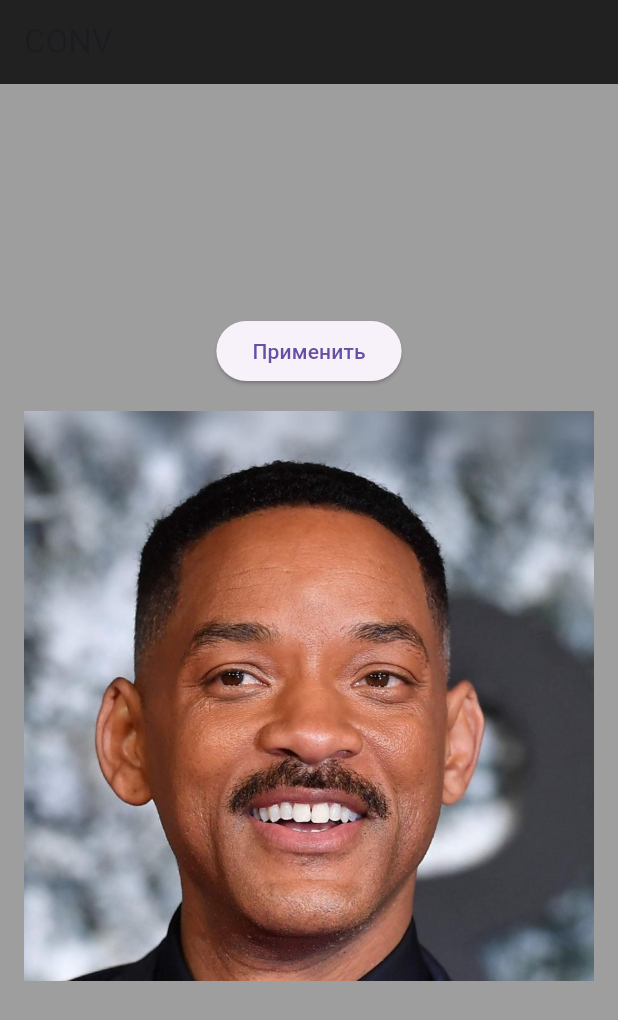
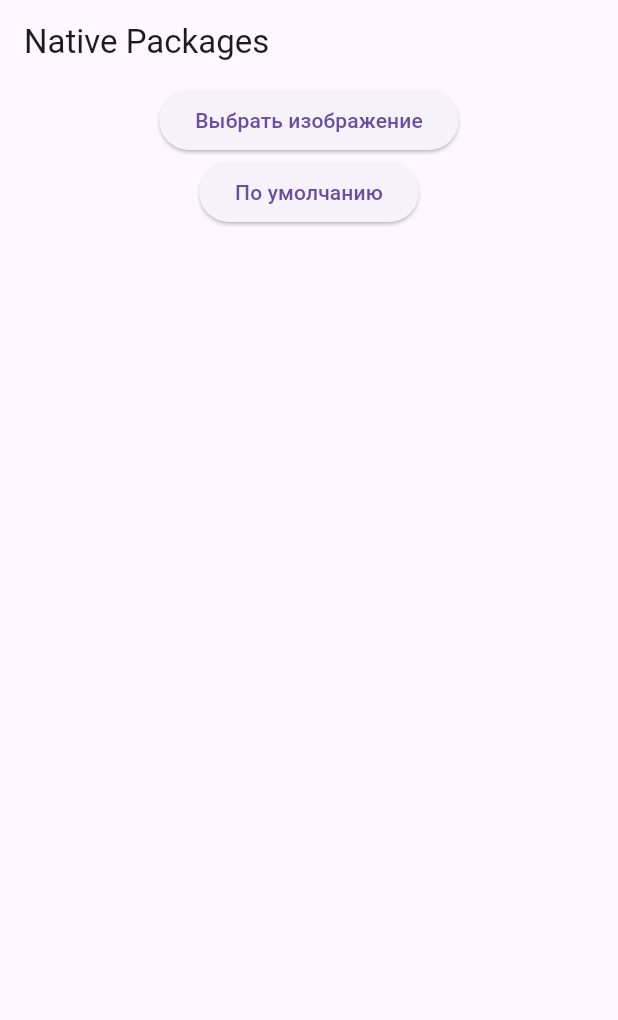
Before and after one commit to wintriplains453/snapfo_app, a Flutter app: the screen it shows after launch, on a phone screen of 412 x 824 dp. Shown: the top 1020 px of the screen. Run offline on Flutter 3.47's test engine with Material 3 defaults, Android fonts, the light colour scheme and no system bars; our stand-ins replace image_picker; missing offline and left inert: opencv_dart.

Commit message:
feat(lib main.dart): return code for image saving and editing

```diff
--- a/lib/main.dart
+++ b/lib/main.dart
@@ -1,83 +1,115 @@
+// ignore_for_file: avoid_print
+
+import 'package:flutter/foundation.dart';
 import 'package:flutter/material.dart';
+import 'package:opencv_dart/opencv.dart' as cv;
 import 'package:image_picker/image_picker.dart';
-import 'package:path_provider/path_provider.dart';
-import 'styleGan/run.dart';
-import 'dart:io';
-import 'dart:async';
-
-
 
 void main() {
-  runApp(
-    MaterialApp(
-      home: ImagePickerExample(),
-    ),
-  );
+  runApp(const MyApp());
 }
 
-class ImagePickerExample extends StatefulWidget {
+class MyApp extends StatefulWidget {
+  const MyApp({super.key});
+
   @override
-  _ImagePickerExampleState createState() => _ImagePickerExampleState();
+  State<MyApp> createState() => _MyAppState();
 }
 
-class _ImagePickerExampleState extends State<ImagePickerExample> {
-  String imagePath = '';
+class _MyAppState extends State<MyApp> {
+  var images = <Uint8List>[];
+
+  @override
+  void initState() {
+    super.initState();
+  }
+
+  @override
+  void dispose() {
+    super.dispose();
+  }
+
+  Future<(cv.Mat, cv.Mat)> heavyTaskAsync(cv.Mat im, {int count = 1000}) async {
+    late cv.Mat gray, blur;
+    for (var i = 0; i < count; i++) {
+      gray = await cv.cvtColorAsync(im, cv.COLOR_BGR2GRAY);
+      blur = await cv.gaussianBlurAsync(im, (15, 15), 5, sigmaY: 5);
+      if (i != count - 1) {
+        gray.dispose(); // manually dispose
+        blur.dispose(); // manually dispose
+      }
+    }
+    return (gray, blur);
+  }
 
   @override
   Widget build(BuildContext context) {
-    final String assetsImagePath = 'assets/images/smith_aligned.jpg';
-
-    return Scaffold(
-      backgroundColor: Colors.grey,
+    return MaterialApp(
+      home: Scaffold(
         appBar: AppBar(
-        title: Text('CONV'),
-        backgroundColor: Colors.grey[900],
+          title: const Text('Native Packages'),
         ),
-      body: Center(
+        body: Container(
+          alignment: Alignment.center,
           child: Column(
-          mainAxisAlignment: MainAxisAlignment.center,
             children: [
               ElevatedButton(
-              onPressed: () {
-                // final ImagePicker picker = ImagePicker();
-                // final XFile? image = await picker.pickImage(source: ImageSource.gallery);
-                // if (image != null) {
-                //   await saveImageToDirectory(image.path);
-                //   setState(() {
-                //     imagePath = assetsImagePath;
-                //   });
-                // }
-
-                main();
-
+                onPressed: () async {
+                  final picker = ImagePicker();
+                  final img = await picker.pickImage(source: ImageSource.gallery);
+                  if (img != null) {
+                    final path = img.path;
+                    final mat = cv.imread(path);
+                    print("cv.imread: width: ${mat.cols}, height: ${mat.rows}, path: $path");
+                    debugPrint("mat.data.length: ${mat.data.length}");
+                    // heavy computation
+                    final (gray, blur) = await heavyTaskAsync(mat, count: 1);
+                    setState(() {
+                      images = [
+                        cv.imencode(".png", mat).$2,
+                        cv.imencode(".png", gray).$2,
+                        cv.imencode(".png", blur).$2,
+                      ];
+                    });
+                  }
                 },
-              child: const Text('Применить'),
+                child: const Text("Выбрать изображение"),
               ),
-            Padding(
-              padding: const EdgeInsets.all(16.0),
-              child: Image.asset(
-                  assetsImagePath,
-                  fit: BoxFit.cover,
-              )
+              ElevatedButton(
+                onPressed: () async {
+                  final data = await DefaultAssetBundle.of(context).load("assets/images/smith_aligned.jpg");
+                  final bytes = data.buffer.asUint8List();
+                  // Тяжелые вычисления о этого способа
+                  // final (gray, blur) = await heavyTask(bytes);
+                  // setState(() {
+                  //   images = [bytes, gray, blur];
+                  // });
+                  final (gray, blur) = await heavyTaskAsync(cv.imdecode(bytes, cv.IMREAD_COLOR));
+                  setState(() {
+                    images = [bytes, cv.imencode(".png", gray).$2, cv.imencode(".png", blur).$2];
+                  });
+                },
+                child: const Text("По умолчанию"),
+              ),
+              Expanded(
+                flex: 2,
+                child: Row(
+                  children: [
+                    Expanded(
+                      child: ListView.builder(
+                        itemCount: images.length,
+                        itemBuilder: (ctx, idx) => Card(
+                          child: Image.memory(images[idx]),
+                        ),
+                      ),
                     ),
                   ],
                 ),
               ),
+            ],
+          ),
+        ),
+      ),
     );
   }
-
-  Future<void> saveImageToDirectory(String imagePath) async {
-    final directory = await getApplicationDocumentsDirectory();
-    final newDirectory = Directory('${directory.path}/styleGan/notebook');
-
-    if (!await newDirectory.exists()) {
-      await newDirectory.create(recursive: true);
 }
-
-    final imageFile = File(imagePath);
-    final newImagePath = '${newDirectory.path}/${imageFile.uri.pathSegments.last}';
-    await imageFile.copy(newImagePath);
-
-    print('Image saved to $newImagePath');
-  }
-}
--- a/pubspec.yaml
+++ b/pubspec.yaml
@@ -37,6 +37,8 @@ dependencies:
   image_picker: ^1.1.2
   path_provider: ^2.0.11
   image: ^4.0.17
+  opencv_dart: ^1.4.1
+
 
 dev_dependencies:
   flutter_test:
```
Also changed, not shown: 3 other files. Lines whose indentation alone changed are shown as unchanged.
